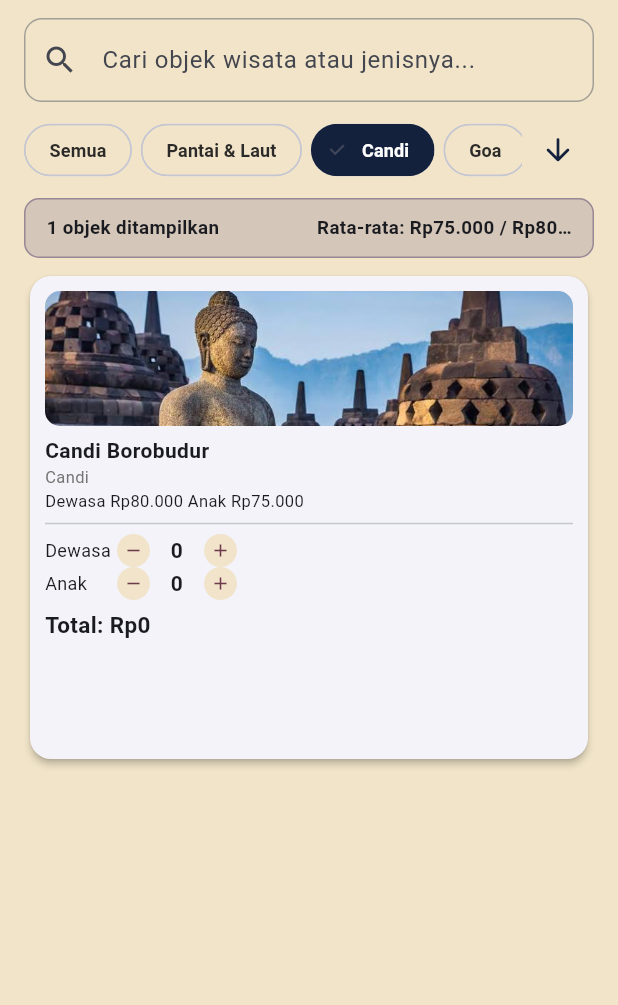
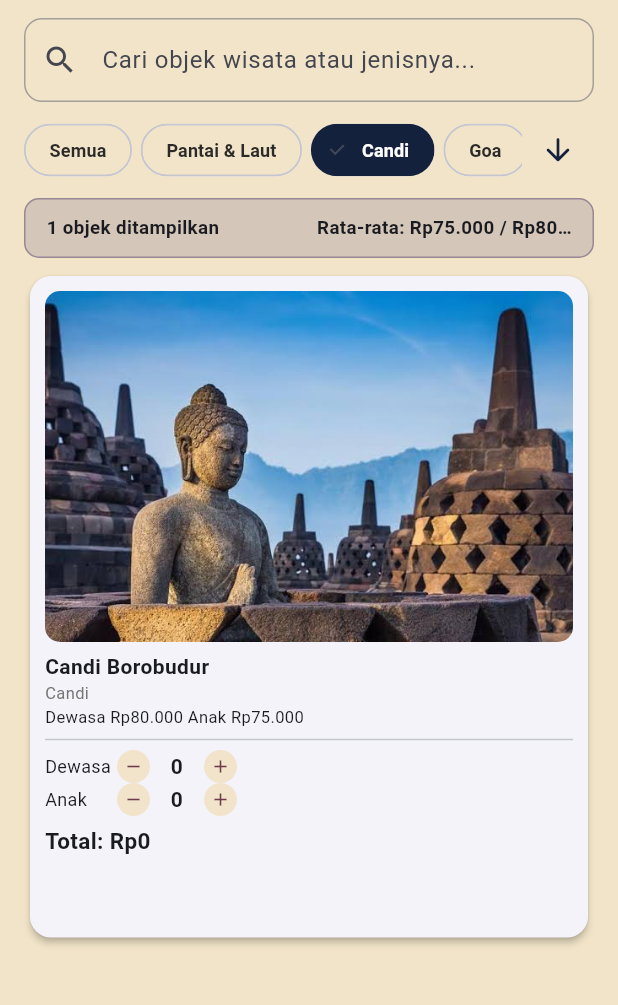
Before and after one commit to reirpl1/katalog_tiket_wisata, a Flutter app: the screen it shows after launch, after a tap on "Pantai & Laut", after a tap on "Candi", on a phone screen of 412 x 824 dp, the part 84-1089 px from its top. Run offline on Flutter 3.47's test engine with Material 3 defaults, Android fonts, the phone set to English and light mode, and no system bars.

Commit message:
perbaikan ukuran gambar di card

```diff
--- a/lib/pages/detail_wisata_page.dart
+++ b/lib/pages/detail_wisata_page.dart
@@ -70,8 +70,7 @@
               border: Border.all(color: const Color(0xFF6E3B4C).withValues(alpha: 0.5)),
             ),
             child: const Text(
-              'Ingat:  rombongan dengan 20 orang atau lebih otomatis\n'
-              'mendapat potongan harga 15% pada halaman utama',
+              'Ingat: rombongan dengan 20 orang atau lebih otomatis mendapat potongan harga 15% pada halaman utama',
               style: TextStyle(fontSize: 12.5, color: Color(0xFF2C2A28)),
             ),
           ),
--- a/lib/pages/home_page.dart
+++ b/lib/pages/home_page.dart
@@ -71,6 +71,22 @@
     if (lebar >= 900) return 3;
     if (lebar >= 600) return 2;
     return 1;
+  }
+
+  // menghitung tinggi foto yang proporsional (rasio 16:9) supaya
+  // gambar tidak gepeng diukuran layar manapun
+
+  double  _hitungTinggiGambar(double lebarLayar, int jumlahKolom) {
+    const paddingHorizontalGrid = 32.0; // padding kiri kanan gridView (16+16)
+    const spasiAntarKolom = 12.0; // spasi antar kolom
+    const paddingDalamKartu = 20.0; // padding  kiri kanan gridCard(10+10)
+
+    final totalSpasi = spasiAntarKolom * (jumlahKolom - 1);
+    final lebarKartu = (lebarLayar - paddingHorizontalGrid - totalSpasi) / jumlahKolom;
+    final lebarGambar = lebarKartu - paddingDalamKartu;
+
+    return (lebarGambar * 0.65).clamp(220.0, 300.0);
+
   }
 
   @override
@@ -201,25 +217,31 @@
                   builder: (context, constraints) {
                     final jumlahKolom =
                     _tentukanJumlahKolom(constraints.maxWidth);
+                    final tinggiGambar =
+                    _hitungTinggiGambar(constraints.maxWidth, jumlahKolom);
+                    const tinggiKontenLain = 215.0; //nama+jenis+harga+counter+total
+                    final tinggiKartu = tinggiGambar + tinggiKontenLain;
+
                     return GridView.builder(
-                        padding: const EdgeInsets.fromLTRB(16, 4, 16, 16),
+                      padding: const EdgeInsets.fromLTRB(16, 4, 16, 4),
                       itemCount: hasil.length,
                       gridDelegate:
                       SliverGridDelegateWithFixedCrossAxisCount(
                         crossAxisCount: jumlahKolom,
                         crossAxisSpacing: 12,
                         mainAxisSpacing: 12,
-                          mainAxisExtent: 330,
+                        mainAxisExtent: tinggiKartu,
                       ),
                       itemBuilder: (context, index) {
                         final objek = hasil[index];
                         return ObjekWisataCard(
                           data: objek,
+                          tinggiGambar: tinggiGambar,
                           onLihatRincian: () {
                             Navigator.push(
                               context,
                               MaterialPageRoute(
-                                  builder: (_) =>
+                                builder:(_) =>
                                   DetailWisataPage(data: objek),
                               ),
                             );
--- a/lib/widgets/objek_wisata_card.dart
+++ b/lib/widgets/objek_wisata_card.dart
@@ -6,11 +6,13 @@
 class ObjekWisataCard extends StatelessWidget{
     final ObjekWisata data;
     final VoidCallback onLihatRincian;
+    final double tinggiGambar;
 
     const ObjekWisataCard({
         super.key,
         required this.data,
         required this.onLihatRincian,
+        required this.tinggiGambar,
     });
 
     @override
@@ -34,27 +36,30 @@
                                 children: [
                                     ClipRRect(
                                       borderRadius: BorderRadius.circular(10),
+                                      child: SizedBox(
+                                        width: double.infinity,
+                                        height: tinggiGambar,
                                         child: Image.asset(
                                           data.gambar,
-                                            height: 90,
                                           width: double.infinity,
+                                          height: double.infinity,
                                           fit: BoxFit.cover,
                                           errorBuilder: (context, error, stackTrace) {
                                             return Container(
-                                                    height: 90, //dari 64 dirubah menjadi 90 agar foto tidak gepeng
                                               width: double.infinity,
+                                              height: double.infinity,
                                               decoration: BoxDecoration(
                                                 color: const Color(0xFF14213D).withValues(alpha: 0.15),
-                                                        borderRadius: BorderRadius.circular(10),
                                               ),
                                               alignment: Alignment.center,
                                               child: Icon(
                                                 ikonUntukJenis(data.namaObjek, data.jenis),
                                                 size: 30,
-                                                        color: const Color(0xFF14213D)
+                                                color: const Color(0xFF14213D),
                                               ),
                                             );
                                           },
+                                        ),
                                       ),
                                     ),
                                     const SizedBox(height: 6),
```
Lines whose indentation alone changed are shown as unchanged.
